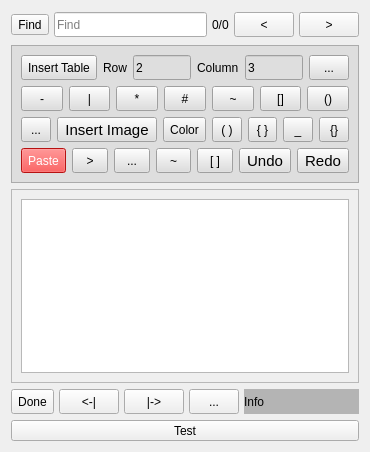
ic005k/Knot-Legacy, file src/Notes.ui: the form before one commit.
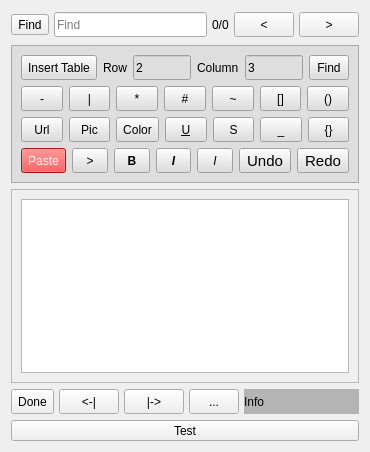
The form after the commit. Icons and pictures are not drawn.

What changed in the file:
```diff
--- a/src/Notes.ui
+++ b/src/Notes.ui
@@ -299,11 +299,7 @@
            </size>
           </property>
           <property name="text">
-           <string>...</string>
-          </property>
-          <property name="icon">
-           <iconset resource="../res.qrc">
-            <normaloff>:/res/find.png</normaloff>:/res/find.png</iconset>
+           <string>Find</string>
           </property>
           <property name="iconSize">
            <size>
@@ -526,11 +522,7 @@
            </size>
           </property>
           <property name="text">
-           <string>...</string>
-          </property>
-          <property name="icon">
-           <iconset resource="../res.qrc">
-            <normaloff>:/res/link.png</normaloff>:/res/link.png</iconset>
+           <string>Url</string>
           </property>
           <property name="iconSize">
            <size>
@@ -560,17 +552,8 @@
             <height>25</height>
            </size>
           </property>
-          <property name="font">
-           <font>
-            <pointsize>11</pointsize>
-           </font>
-          </property>
           <property name="text">
-           <string>Insert Image</string>
-          </property>
-          <property name="icon">
-           <iconset resource="../res.qrc">
-            <normaloff>:/res/pic.png</normaloff>:/res/pic.png</iconset>
+           <string>Pic</string>
           </property>
           <property name="iconSize">
            <size>
@@ -638,12 +621,13 @@
             <height>25</height>
            </size>
           </property>
-          <property name="text">
-           <string>( )</string>
+          <property name="font">
+           <font>
+            <underline>true</underline>
+           </font>
           </property>
-          <property name="icon">
-           <iconset resource="../res.qrc">
-            <normaloff>:/res/font4.png</normaloff>:/res/font4.png</iconset>
+          <property name="text">
+           <string>U</string>
           </property>
           <property name="iconSize">
            <size>
@@ -674,11 +658,7 @@
            </size>
           </property>
           <property name="text">
-           <string>{ }</string>
-          </property>
-          <property name="icon">
-           <iconset resource="../res.qrc">
-            <normaloff>:/res/font5.png</normaloff>:/res/font5.png</iconset>
+           <string>S</string>
           </property>
           <property name="iconSize">
            <size>
@@ -819,12 +799,13 @@
             <height>25</height>
            </size>
           </property>
-          <property name="text">
-           <string>...</string>
+          <property name="font">
+           <font>
+            <bold>true</bold>
+           </font>
           </property>
-          <property name="icon">
-           <iconset resource="../res.qrc">
-            <normaloff>:/res/font1.png</normaloff>:/res/font1.png</iconset>
+          <property name="text">
+           <string>B</string>
           </property>
           <property name="iconSize">
            <size>
@@ -854,12 +835,14 @@
             <height>25</height>
            </size>
           </property>
-          <property name="text">
-           <string>~</string>
+          <property name="font">
+           <font>
+            <italic>true</italic>
+            <bold>true</bold>
+           </font>
           </property>
-          <property name="icon">
-           <iconset resource="../res.qrc">
-            <normaloff>:/res/font2.png</normaloff>:/res/font2.png</iconset>
+          <property name="text">
+           <string>I</string>
           </property>
           <property name="iconSize">
            <size>
@@ -889,12 +872,13 @@
             <height>25</height>
            </size>
           </property>
-          <property name="text">
-           <string>[ ]</string>
+          <property name="font">
+           <font>
+            <italic>true</italic>
+           </font>
           </property>
-          <property name="icon">
-           <iconset resource="../res.qrc">
-            <normaloff>:/res/font3.png</normaloff>:/res/font3.png</iconset>
+          <property name="text">
+           <string>I</string>
           </property>
           <property name="iconSize">
            <size>
```
Left out of the diff: 4 changed lines with no effect on the pictures.
